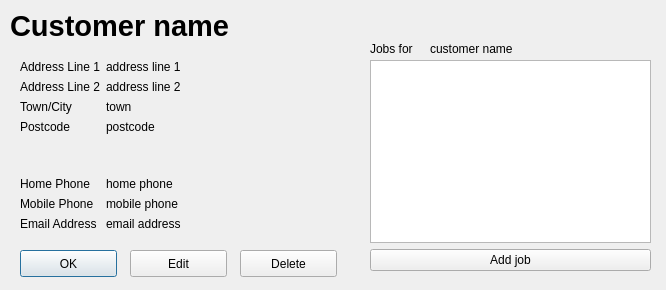
This is dialogs/customer/CustomerShow.ui in supermaximo93/Computing_Project as Qt 5 draws it before an edit. The edited form follows.
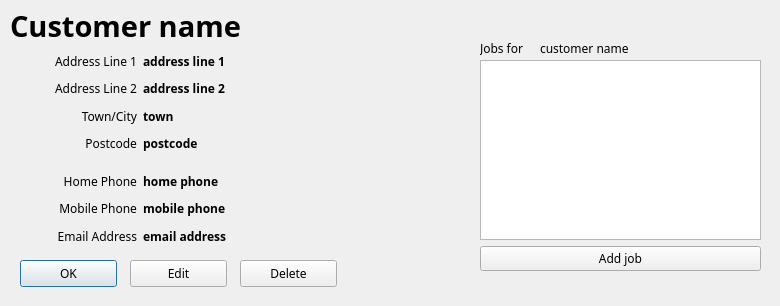
This is the edited form.

What changed in the file:
```diff
--- a/dialogs/customer/CustomerShow.ui
+++ b/dialogs/customer/CustomerShow.ui
@@ -6,10 +6,15 @@
    <rect>
     <x>0</x>
     <y>0</y>
-    <width>666</width>
-    <height>290</height>
+    <width>780</width>
+    <height>306</height>
    </rect>
   </property>
+  <property name="font">
+   <font>
+    <family>Sans Serif</family>
+   </font>
+  </property>
   <property name="windowTitle">
    <string>Dialog</string>
   </property>
@@ -18,7 +23,7 @@
     <rect>
      <x>10</x>
      <y>10</y>
-     <width>341</width>
+     <width>751</width>
      <height>31</height>
     </rect>
    </property>
@@ -37,7 +42,7 @@
    <property name="geometry">
     <rect>
      <x>20</x>
-     <y>250</y>
+     <y>260</y>
      <width>97</width>
      <height>27</height>
     </rect>
@@ -46,45 +51,204 @@
     <string>OK</string>
    </property>
   </widget>
-  <widget class="QWidget" name="formLayoutWidget">
+  <widget class="QPushButton" name="pushButton_edit">
    <property name="geometry">
     <rect>
-     <x>20</x>
+     <x>130</x>
+     <y>260</y>
+     <width>97</width>
+     <height>27</height>
+    </rect>
+   </property>
+   <property name="text">
+    <string>Edit</string>
+   </property>
+  </widget>
+  <widget class="QPushButton" name="pushButton_delete">
+   <property name="geometry">
+    <rect>
+     <x>240</x>
+     <y>260</y>
+     <width>97</width>
+     <height>27</height>
+    </rect>
+   </property>
+   <property name="text">
+    <string>Delete</string>
+   </property>
+  </widget>
+  <widget class="QWidget" name="verticalLayoutWidget">
+   <property name="geometry">
+    <rect>
+     <x>480</x>
      <y>60</y>
-     <width>341</width>
-     <height>171</height>
+     <width>281</width>
+     <height>211</height>
     </rect>
    </property>
-   <layout class="QFormLayout" name="formLayout_2">
-    <property name="fieldGrowthPolicy">
-     <enum>QFormLayout::AllNonFixedFieldsGrow</enum>
-    </property>
+   <layout class="QVBoxLayout" name="verticalLayout">
+    <item>
+     <widget class="QListWidget" name="listWidget_jobs"/>
+    </item>
+    <item>
+     <widget class="QPushButton" name="pushButton_addJob">
+      <property name="text">
+       <string>Add job</string>
+      </property>
+     </widget>
+    </item>
+   </layout>
+  </widget>
+  <widget class="QLabel" name="label">
+   <property name="geometry">
+    <rect>
+     <x>480</x>
+     <y>40</y>
+     <width>61</width>
+     <height>17</height>
+    </rect>
+   </property>
+   <property name="text">
+    <string>Jobs for</string>
+   </property>
+  </widget>
+  <widget class="QLabel" name="label_customerNameE2">
+   <property name="geometry">
+    <rect>
+     <x>540</x>
+     <y>40</y>
+     <width>221</width>
+     <height>17</height>
+    </rect>
+   </property>
+   <property name="text">
+    <string>customer name</string>
+   </property>
+  </widget>
+  <widget class="QWidget" name="gridLayoutWidget">
+   <property name="geometry">
+    <rect>
+     <x>20</x>
+     <y>50</y>
+     <width>433</width>
+     <height>197</height>
+    </rect>
+   </property>
+   <layout class="QGridLayout" name="gridLayout">
     <item row="0" column="0">
      <widget class="QLabel" name="label_addressLine1">
+      <property name="font">
+       <font>
+        <family>Sans Serif</family>
+       </font>
+      </property>
       <property name="text">
        <string>Address Line 1</string>
       </property>
+      <property name="alignment">
+       <set>Qt::AlignRight|Qt::AlignTrailing|Qt::AlignVCenter</set>
+      </property>
+     </widget>
+    </item>
+    <item row="0" column="1">
+     <widget class="QLabel" name="label_addressLine1E">
+      <property name="font">
+       <font>
+        <family>Sans Serif</family>
+        <weight>75</weight>
+        <bold>true</bold>
+       </font>
+      </property>
+      <property name="text">
+       <string>address line 1</string>
+      </property>
      </widget>
     </item>
     <item row="1" column="0">
      <widget class="QLabel" name="label_addressLine2">
+      <property name="font">
+       <font>
+        <family>Sans Serif</family>
+       </font>
+      </property>
       <property name="text">
        <string>Address Line 2</string>
       </property>
+      <property name="alignment">
+       <set>Qt::AlignRight|Qt::AlignTrailing|Qt::AlignVCenter</set>
+      </property>
+     </widget>
+    </item>
+    <item row="1" column="1">
+     <widget class="QLabel" name="label_addressLine2E">
+      <property name="font">
+       <font>
+        <family>Sans Serif</family>
+        <weight>75</weight>
+        <bold>true</bold>
+       </font>
+      </property>
+      <property name="text">
+       <string>address line 2</string>
+      </property>
      </widget>
     </item>
     <item row="2" column="0">
      <widget class="QLabel" name="label_town">
+      <property name="font">
+       <font>
+        <family>Sans Serif</family>
+       </font>
+      </property>
       <property name="text">
        <string>Town/City</string>
       </property>
+      <property name="alignment">
+       <set>Qt::AlignRight|Qt::AlignTrailing|Qt::AlignVCenter</set>
+      </property>
+     </widget>
+    </item>
+    <item row="2" column="1">
+     <widget class="QLabel" name="label_townE">
+      <property name="font">
+       <font>
+        <family>Sans Serif</family>
+        <weight>75</weight>
+        <bold>true</bold>
+       </font>
+      </property>
+      <property name="text">
+       <string>town</string>
+      </property>
      </widget>
     </item>
     <item row="3" column="0">
      <widget class="QLabel" name="label_postcode">
+      <property name="font">
+       <font>
+        <family>Sans Serif</family>
+       </font>
+      </property>
       <property name="text">
        <string>Postcode</string>
       </property>
+      <property name="alignment">
+       <set>Qt::AlignRight|Qt::AlignTrailing|Qt::AlignVCenter</set>
+      </property>
+     </widget>
+    </item>
+    <item row="3" column="1">
+     <widget class="QLabel" name="label_postcodeE">
+      <property name="font">
+       <font>
+        <family>Sans Serif</family>
+        <weight>75</weight>
+        <bold>true</bold>
+       </font>
+      </property>
+      <property name="text">
+       <string>postcode</string>
+      </property>
      </widget>
     </item>
     <item row="4" column="0">
@@ -92,173 +256,122 @@
       <property name="orientation">
        <enum>Qt::Vertical</enum>
       </property>
-      <property name="sizeHint" stdset="0">
-       <size>
-        <width>20</width>
-        <height>40</height>
-       </size>
+      <property name="sizeType">
+       <enum>QSizePolicy::Fixed</enum>
       </property>
-     </spacer>
-    </item>
-    <item row="4" column="1">
-     <spacer name="verticalSpacer_8">
-      <property name="orientation">
-       <enum>Qt::Vertical</enum>
-      </property>
       <property name="sizeHint" stdset="0">
        <size>
         <width>20</width>
-        <height>40</height>
+        <height>10</height>
        </size>
       </property>
      </spacer>
     </item>
     <item row="5" column="0">
      <widget class="QLabel" name="label_homePhone">
+      <property name="font">
+       <font>
+        <family>Sans Serif</family>
+       </font>
+      </property>
       <property name="text">
        <string>Home Phone</string>
       </property>
-     </widget>
-    </item>
-    <item row="6" column="0">
-     <widget class="QLabel" name="label_mobilePhone">
-      <property name="text">
-       <string>Mobile Phone</string>
-      </property>
-     </widget>
-    </item>
-    <item row="7" column="0">
-     <widget class="QLabel" name="label_emailAddress">
-      <property name="text">
-       <string>Email Address</string>
-      </property>
-     </widget>
-    </item>
-    <item row="0" column="1">
-     <widget class="QLabel" name="label_addressLine1E">
-      <property name="text">
-       <string>address line 1</string>
-      </property>
-     </widget>
-    </item>
-    <item row="1" column="1">
-     <widget class="QLabel" name="label_addressLine2E">
-      <property name="text">
-       <string>address line 2</string>
-      </property>
-     </widget>
-    </item>
-    <item row="2" column="1">
-     <widget class="QLabel" name="label_townE">
-      <property name="text">
-       <string>town</string>
-      </property>
-     </widget>
-    </item>
-    <item row="3" column="1">
-     <widget class="QLabel" name="label_postcodeE">
-      <property name="text">
-       <string>postcode</string>
+      <property name="alignment">
+       <set>Qt::AlignRight|Qt::AlignTrailing|Qt::AlignVCenter</set>
       </property>
      </widget>
     </item>
     <item row="5" column="1">
      <widget class="QLabel" name="label_homePhoneE">
+      <property name="font">
+       <font>
+        <family>Sans Serif</family>
+        <weight>75</weight>
+        <bold>true</bold>
+       </font>
+      </property>
       <property name="text">
        <string>home phone</string>
       </property>
      </widget>
     </item>
+    <item row="6" column="0">
+     <widget class="QLabel" name="label_mobilePhone">
+      <property name="font">
+       <font>
+        <family>Sans Serif</family>
+       </font>
+      </property>
+      <property name="text">
+       <string>Mobile Phone</string>
+      </property>
+      <property name="alignment">
+       <set>Qt::AlignRight|Qt::AlignTrailing|Qt::AlignVCenter</set>
+      </property>
+     </widget>
+    </item>
     <item row="6" column="1">
      <widget class="QLabel" name="label_mobilePhoneE">
+      <property name="font">
+       <font>
+        <family>Sans Serif</family>
+        <weight>75</weight>
+        <bold>true</bold>
+       </font>
+      </property>
       <property name="text">
        <string>mobile phone</string>
       </property>
      </widget>
     </item>
+    <item row="7" column="0">
+     <widget class="QLabel" name="label_emailAddress">
+      <property name="font">
+       <font>
+        <family>Sans Serif</family>
+       </font>
+      </property>
+      <property name="text">
+       <string>Email Address</string>
+      </property>
+      <property name="alignment">
+       <set>Qt::AlignRight|Qt::AlignTrailing|Qt::AlignVCenter</set>
+      </property>
+     </widget>
+    </item>
     <item row="7" column="1">
      <widget class="QLabel" name="label_emailAddressE">
+      <property name="font">
+       <font>
+        <family>Sans Serif</family>
+        <weight>75</weight>
+        <bold>true</bold>
+       </font>
+      </property>
       <property name="text">
        <string>email address</string>
       </property>
      </widget>
     </item>
-   </layout>
-  </widget>
-  <widget class="QPushButton" name="pushButton_edit">
-   <property name="geometry">
-    <rect>
-     <x>130</x>
-     <y>250</y>
-     <width>97</width>
-     <height>27</height>
-    </rect>
-   </property>
-   <property name="text">
-    <string>Edit</string>
-   </property>
-  </widget>
-  <widget class="QPushButton" name="pushButton_delete">
-   <property name="geometry">
-    <rect>
-     <x>240</x>
-     <y>250</y>
-     <width>97</width>
-     <height>27</height>
-    </rect>
-   </property>
-   <property name="text">
-    <string>Delete</string>
-   </property>
-  </widget>
-  <widget class="QWidget" name="verticalLayoutWidget">
-   <property name="geometry">
-    <rect>
-     <x>370</x>
-     <y>60</y>
-     <width>281</width>
-     <height>211</height>
-    </rect>
-   </property>
-   <layout class="QVBoxLayout" name="verticalLayout">
-    <item>
-     <widget class="QListWidget" name="listWidget_jobs"/>
-    </item>
-    <item>
-     <widget class="QPushButton" name="pushButton_addJob">
-      <property name="text">
-       <string>Add job</string>
+    <item row="4" column="1">
+     <spacer name="horizontalSpacer">
+      <property name="orientation">
+       <enum>Qt::Horizontal</enum>
       </property>
-     </widget>
+      <property name="sizeType">
+       <enum>QSizePolicy::Fixed</enum>
+      </property>
+      <property name="sizeHint" stdset="0">
+       <size>
+        <width>310</width>
+        <height>10</height>
+       </size>
+      </property>
+     </spacer>
     </item>
    </layout>
   </widget>
-  <widget class="QLabel" name="label">
-   <property name="geometry">
-    <rect>
-     <x>370</x>
-     <y>40</y>
-     <width>61</width>
-     <height>17</height>
-    </rect>
-   </property>
-   <property name="text">
-    <string>Jobs for</string>
-   </property>
-  </widget>
-  <widget class="QLabel" name="label_customerNameE2">
-   <property name="geometry">
-    <rect>
-     <x>430</x>
-     <y>40</y>
-     <width>221</width>
-     <height>17</height>
-    </rect>
-   </property>
-   <property name="text">
-    <string>customer name</string>
-   </property>
-  </widget>
  </widget>
  <resources/>
  <connections/>
```
